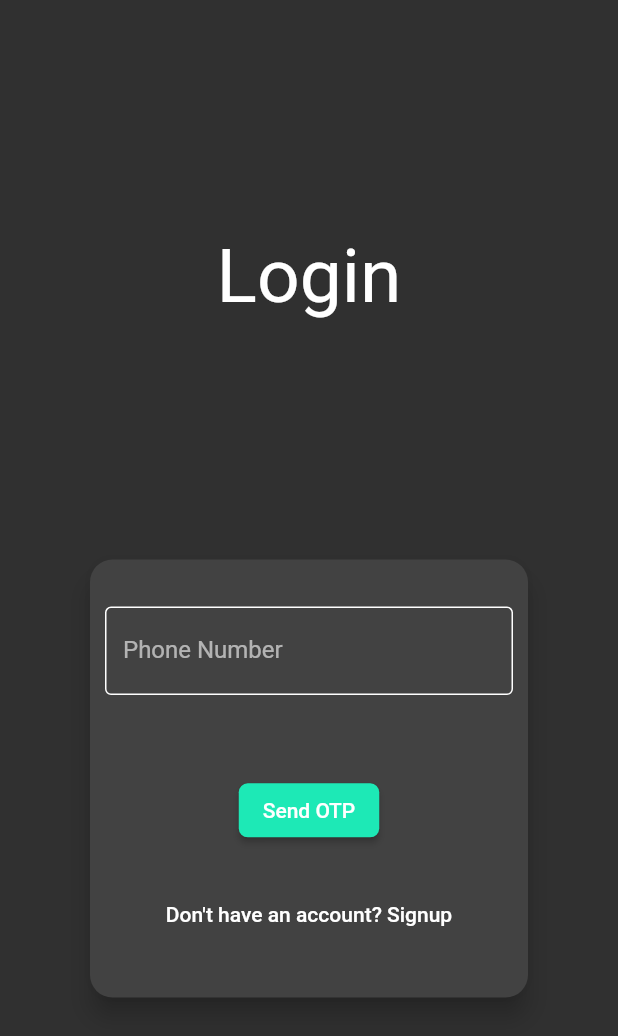
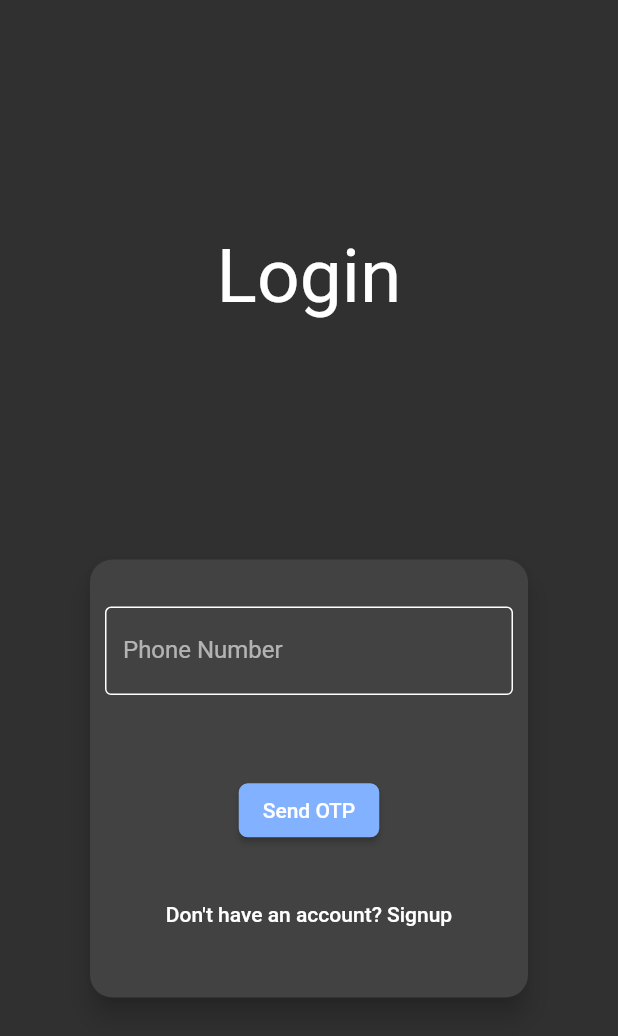
Before and after one commit to gsriram24/essentials_exchange_app, a Flutter app: the screen it shows after launch, on a phone screen of 412 x 824 dp. Shown: the top 1036 px of the screen. Run offline on Flutter 3.47's test engine with Material 2 defaults, Android fonts, the phone set to English and light mode, and no system bars; our stand-ins replace firebase_auth; accounts and stored records are empty.

Commit message:
Changed accent color

```diff
--- a/lib/main.dart
+++ b/lib/main.dart
@@ -11,7 +11,7 @@ class MyApp extends StatelessWidget {
     return MaterialApp(
       title: 'Flutter Demo',
       theme: ThemeData.dark().copyWith(
-        accentColor: Colors.tealAccent[400],
+        accentColor: Colors.blueAccent[100],
         textTheme: TextTheme().copyWith(
           display1: TextStyle(
             fontSize: 50.0,
```
